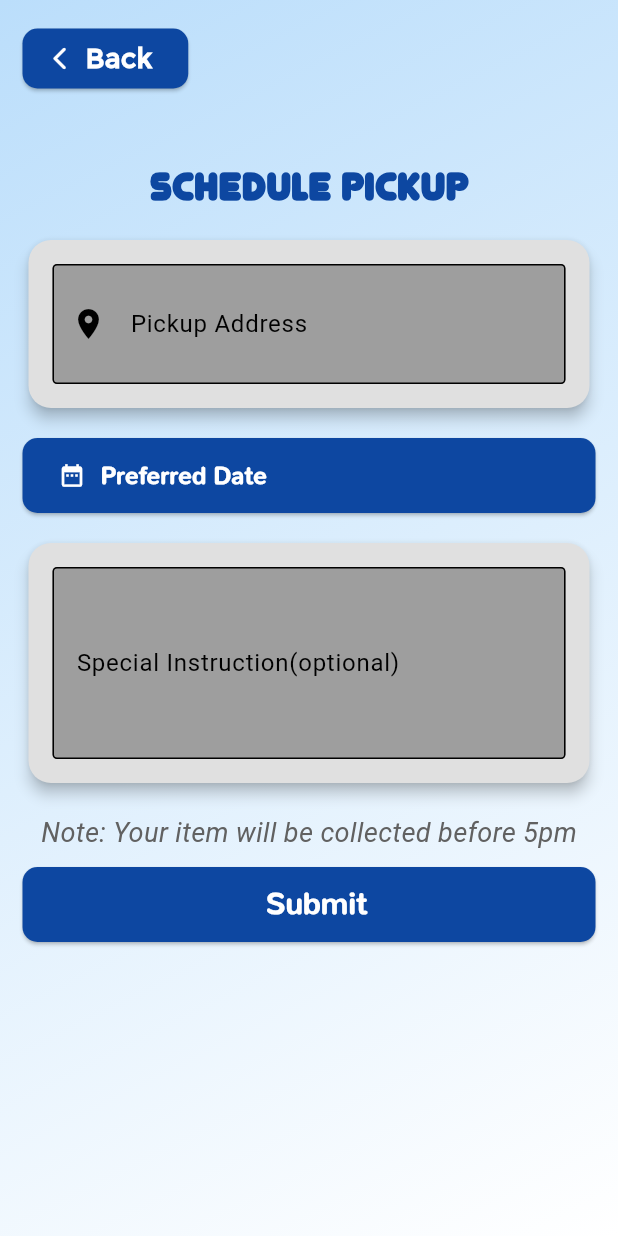
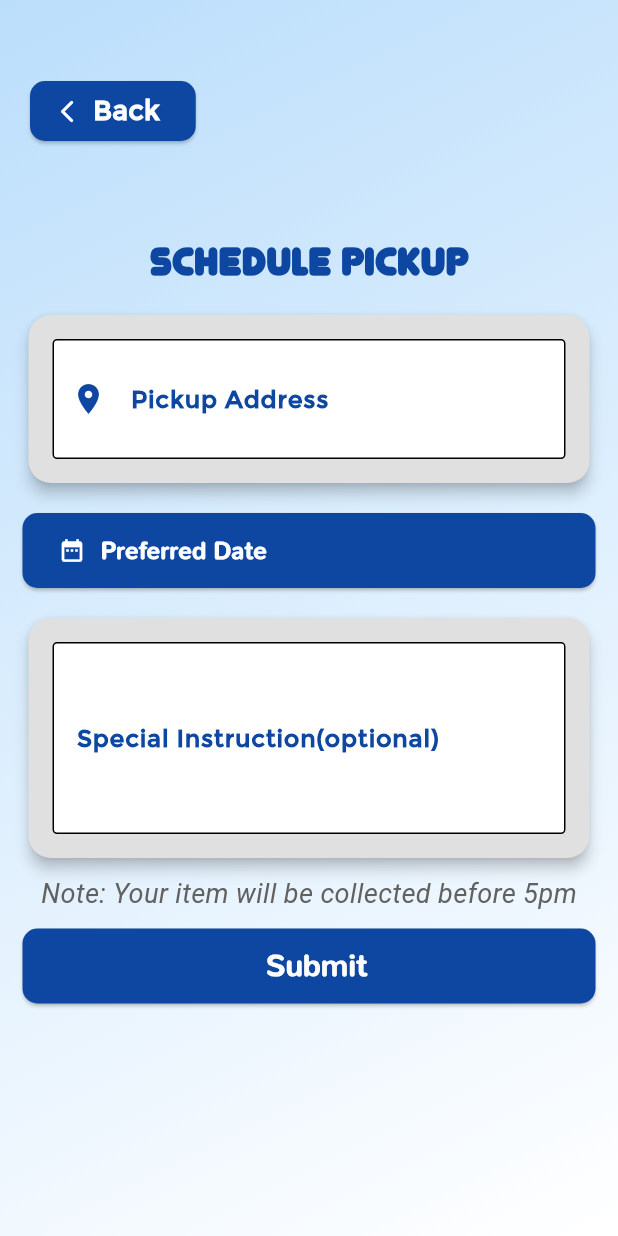
Before and after one commit to Ashhhhhhh05/Luggage-Repair-System, a Flutter app: the CustomerPickupPage screen opened directly with empty values, on a phone screen of 412 x 824 dp. Run offline on Flutter 3.47's test engine with Material 3 defaults, Android fonts, the phone set to English and light mode, and no system bars; our stand-ins replace cloud_firestore, firebase_auth, firebase_core, firebase_storage, font_awesome_flutter, google_nav_bar and 2 more; accounts and stored records are empty.

Commit message:
fine tuning

```diff
--- a/lib/pages/customer/customer_pickup_page.dart
+++ b/lib/pages/customer/customer_pickup_page.dart
@@ -71,7 +71,10 @@ class _CustomerPickupPageState extends State<CustomerPickupPage> {
 
         try {
           // Saving to Firestore with requestId as the document ID
-          await FirebaseFirestore.instance.collection('pickups').doc(widget.requestId).set({
+          await FirebaseFirestore.instance
+              .collection('pickups')
+              .doc(widget.requestId)
+              .set({
             'userId': user.uid,
             'pickupId': pickupId,
             'serviceType': booking.serviceType,
@@ -153,7 +156,7 @@ class _CustomerPickupPageState extends State<CustomerPickupPage> {
                 shape: RoundedRectangleBorder(
                     borderRadius: BorderRadius.circular(8)),
               ),
-              child: Text(
+              child: const Text(
                 'OK',
                 style: TextStyle(
                   color: Colors.white,
@@ -176,7 +179,7 @@ class _CustomerPickupPageState extends State<CustomerPickupPage> {
       SnackBar(
         content: Text(
           message,
-          style: TextStyle(
+          style: const TextStyle(
               color: Colors.white,
               fontSize: 16,
               fontWeight: FontWeight.bold,
@@ -202,22 +205,31 @@ class _CustomerPickupPageState extends State<CustomerPickupPage> {
             end: Alignment.bottomRight,
           ),
         ),
+        child: Column(
+          children: [
+            _buildBackButton(),
+            Expanded(
+              child: SingleChildScrollView(
                 child: Padding(
                   padding: const EdgeInsets.all(15),
                   child: Column(
                     children: [
-              _buildBackButton(),
                       const SizedBox(height: 40),
                       _buildForm(),
                     ],
                   ),
                 ),
               ),
-    );
+            ),
+          ],
+            ),
+          ));
   }
 
   Widget _buildBackButton() {
-    return Align(
+    return Padding(
+      padding: const EdgeInsets.fromLTRB(20, 50, 0, 0),
+      child: Align(
         alignment: Alignment.topLeft,
         child: ElevatedButton.icon(
           onPressed: () => Navigator.pop(context),
@@ -234,6 +246,7 @@ class _CustomerPickupPageState extends State<CustomerPickupPage> {
             backgroundColor: Colors.blue[900],
             shape:
                 RoundedRectangleBorder(borderRadius: BorderRadius.circular(10)),
+          ),
         ),
       ),
     );
@@ -262,13 +275,16 @@ class _CustomerPickupPageState extends State<CustomerPickupPage> {
           _buildTextField(_specialInstructionController,
               'Special Instruction(optional)', null, 4,
               isOptional: true),
-          const SizedBox(height: 16),
-          Text(
+          const SizedBox(height: 7),
+          Padding(
+            padding: const EdgeInsets.symmetric(horizontal: 8.0),
+            child: Text(
               "Note: Your item will be collected before 5pm",
               style: TextStyle(
                 fontSize: 18,
                 color: Colors.grey[700],
                 fontStyle: FontStyle.italic,
+              ),
             ),
           ),
           const SizedBox(height: 10),
@@ -290,16 +306,21 @@ class _CustomerPickupPageState extends State<CustomerPickupPage> {
           padding: const EdgeInsets.all(16),
           child: TextFormField(
             style: const TextStyle(
-              color: Colors.white,
+              color: Colors.black,
+              fontFamily: "Mont",
             ),
             controller: controller,
             maxLines: maxLines,
             decoration: InputDecoration(
-              prefixIcon: icon != null ? Icon(icon) : null,
+              prefixIcon: icon != null ? Icon(icon,color: Colors.blue[900],) : null,
               labelText: label,
+              labelStyle: TextStyle(
+                  color: Colors.blue[900],
+                  fontFamily: "Mont",
+                  fontWeight: FontWeight.bold),
               border:
                   OutlineInputBorder(borderRadius: BorderRadius.circular(3)),
-              fillColor: Colors.grey,
+              fillColor: Colors.white,
               filled: true,
             ),
             validator: (value) {
```
Also changed, not shown: lib/pages/customer/customer_delivery_page.dart (+26 -7 lines), lib/pages/customer/delivery_status_page.dart (+21 -6 lines), lib/pages/customer/pickup_status_page.dart (+23 -8 lines). Lines whose indentation alone changed are shown as unchanged.
